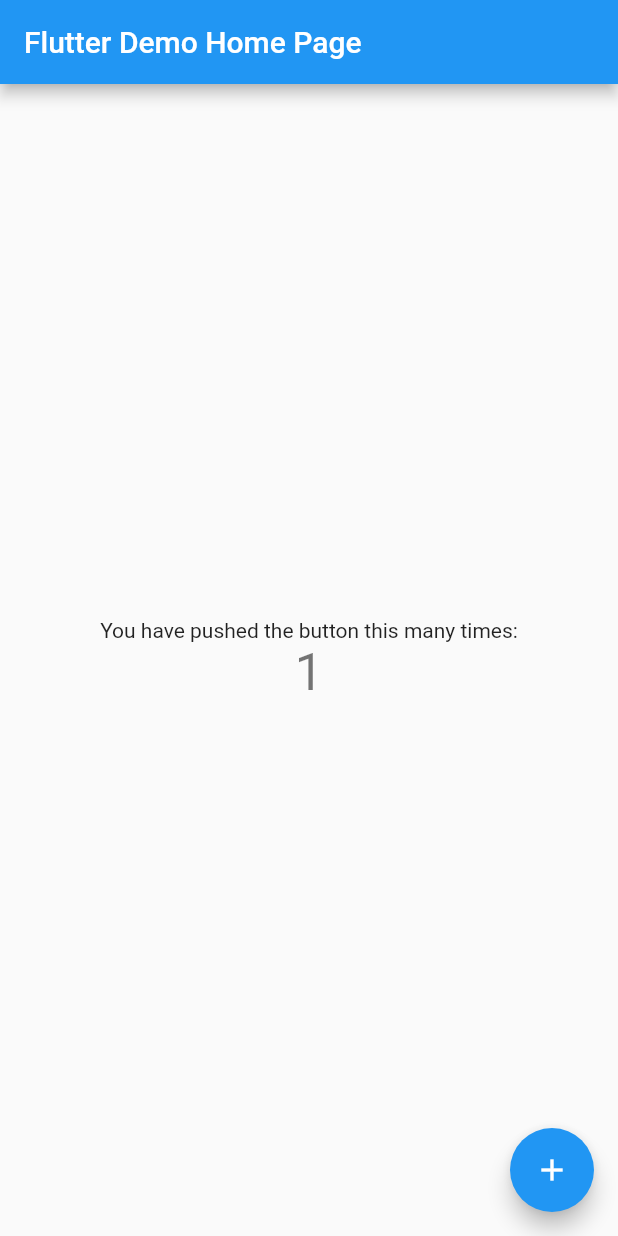
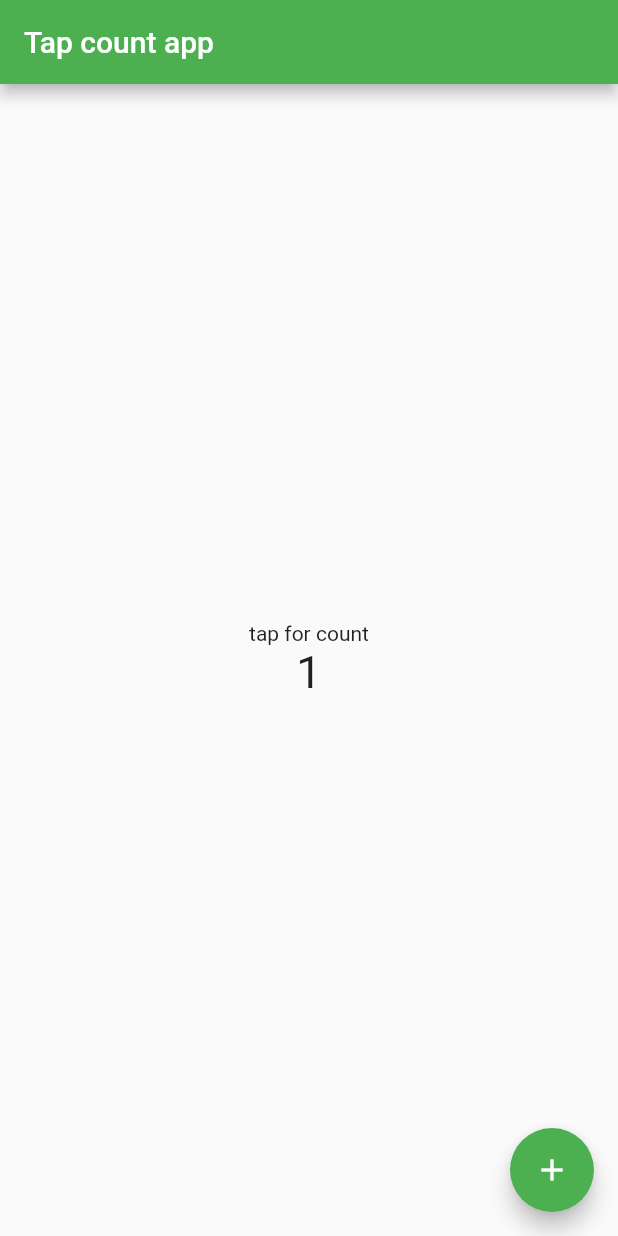
Before and after one commit to clipme47/flutter_learning, a Flutter app: the screen it shows after launch, after a tap on the "add" icon, on a phone screen of 412 x 824 dp. Run offline on Flutter 3.47's test engine with Material 2 defaults, Android fonts, the phone set to English and light mode, and no system bars.

Commit message:
learning

```diff
--- a/flutter_learning/lib/main.dart
+++ b/flutter_learning/lib/main.dart
@@ -4,110 +4,51 @@ void main() {
   runApp(MyApp());
 }
 
+//สร้างwidget
 class MyApp extends StatelessWidget {
-  // This widget is the root of your application.
   @override
   Widget build(BuildContext context) {
     return MaterialApp(
-      title: 'Flutter Demo',
-      theme: ThemeData(
-        // This is the theme of your application.
-        //
-        // Try running your application with "flutter run". You'll see the
-        // application has a blue toolbar. Then, without quitting the app, try
-        // changing the primarySwatch below to Colors.green and then invoke
-        // "hot reload" (press "r" in the console where you ran "flutter run",
-        // or simply save your changes to "hot reload" in a Flutter IDE).
-        // Notice that the counter didn't reset back to zero; the application
-        // is not restarted.
-        primarySwatch: Colors.blue,
-      ),
-      home: MyHomePage(title: 'Flutter Demo Home Page'),
+      title: "My App",
+      home: MyHomepage(),
+      theme: ThemeData(primarySwatch: Colors.green),
     );
   }
 }
 
-class MyHomePage extends StatefulWidget {
-  MyHomePage({Key key, this.title}) : super(key: key);
-
-  // This widget is the home page of your application. It is stateful, meaning
-  // that it has a State object (defined below) that contains fields that affect
-  // how it looks.
-
-  // This class is the configuration for the state. It holds the values (in this
-  // case the title) provided by the parent (in this case the App widget) and
-  // used by the build method of the State. Fields in a Widget subclass are
-  // always marked "final".
-
-  final String title;
-
+class MyHomepage extends StatefulWidget {
   @override
-  _MyHomePageState createState() => _MyHomePageState();
+  _State createState() => _State();
 }
 
-class _MyHomePageState extends State<MyHomePage> {
-  int _counter = 0;
-
-  void _incrementCounter() {
-    setState(() {
-      // This call to setState tells the Flutter framework that something has
-      // changed in this State, which causes it to rerun the build method below
-      // so that the display can reflect the updated values. If we changed
-      // _counter without calling setState(), then the build method would not be
-      // called again, and so nothing would appear to happen.
-      _counter++;
-    });
-  }
+class _State extends State<MyHomepage> {
+  int number = 0; //set state
 
   @override
   Widget build(BuildContext context) {
-    // This method is rerun every time setState is called, for instance as done
-    // by the _incrementCounter method above.
-    //
-    // The Flutter framework has been optimized to make rerunning build methods
-    // fast, so that you can just rebuild anything that needs updating rather
-    // than having to individually change instances of widgets.
+    List<Widget> data = [];
+    data.add(Text("tap for count"));
+    data.add(Text("$number", style: TextStyle(fontSize: 30)));
+
     return Scaffold(
       appBar: AppBar(
-        // Here we take the value from the MyHomePage object that was created by
-        // the App.build method, and use it to set our appbar title.
-        title: Text(widget.title),
+        title: Text("Tap count app"),
       ),
       body: Center(
-        // Center is a layout widget. It takes a single child and positions it
-        // in the middle of the parent.
-        child: Column(
-          // Column is also a layout widget. It takes a list of children and
-          // arranges them vertically. By default, it sizes itself to fit its
-          // children horizontally, and tries to be as tall as its parent.
-          //
-          // Invoke "debug painting" (press "p" in the console, choose the
-          // "Toggle Debug Paint" action from the Flutter Inspector in Android
-          // Studio, or the "Toggle Debug Paint" command in Visual Studio Code)
-          // to see the wireframe for each widget.
-          //
-          // Column has various properties to control how it sizes itself and
-          // how it positions its children. Here we use mainAxisAlignment to
-          // center the children vertically; the main axis here is the vertical
-          // axis because Columns are vertical (the cross axis would be
-          // horizontal).
-          mainAxisAlignment: MainAxisAlignment.center,
-          children: <Widget>[
-            Text(
-              'You have pushed the button this many times:',
-            ),
-            Text(
-              '$_counter',
-              style: Theme.of(context).textTheme.headline4,
-            ),
-          ],
-        ),
+          child: Column(
+        mainAxisAlignment: MainAxisAlignment.center,
+        children: data,
+      )),
+      floatingActionButton: FloatingActionButton(
+        onPressed: addNumber,
+        child: Icon(Icons.add),
       ),
-      floatingActionButton: FloatingActionButton(
-        onPressed: _incrementCounter,
-        tooltip: 'Increment',
-        child: Icon(Icons.add),
-      ), // This trailing comma makes auto-formatting nicer for build methods.
     );
   }
+
+  void addNumber() {
+    setState(() {
+      number++;
+    });
+  }
 }
--- a/flutter_learning/pubspec.yaml
+++ b/flutter_learning/pubspec.yaml
@@ -28,6 +28,7 @@ dependencies:
   # The following adds the Cupertino Icons font to your application.
   # Use with the CupertinoIcons class for iOS style icons.
   cupertino_icons: ^1.0.2
+  flutter_launcher_icons: ^0.9.0
 
 dev_dependencies:
   flutter_test:
```
Also changed, not shown: flutter_learning/pubspec.lock, 1 other file.
